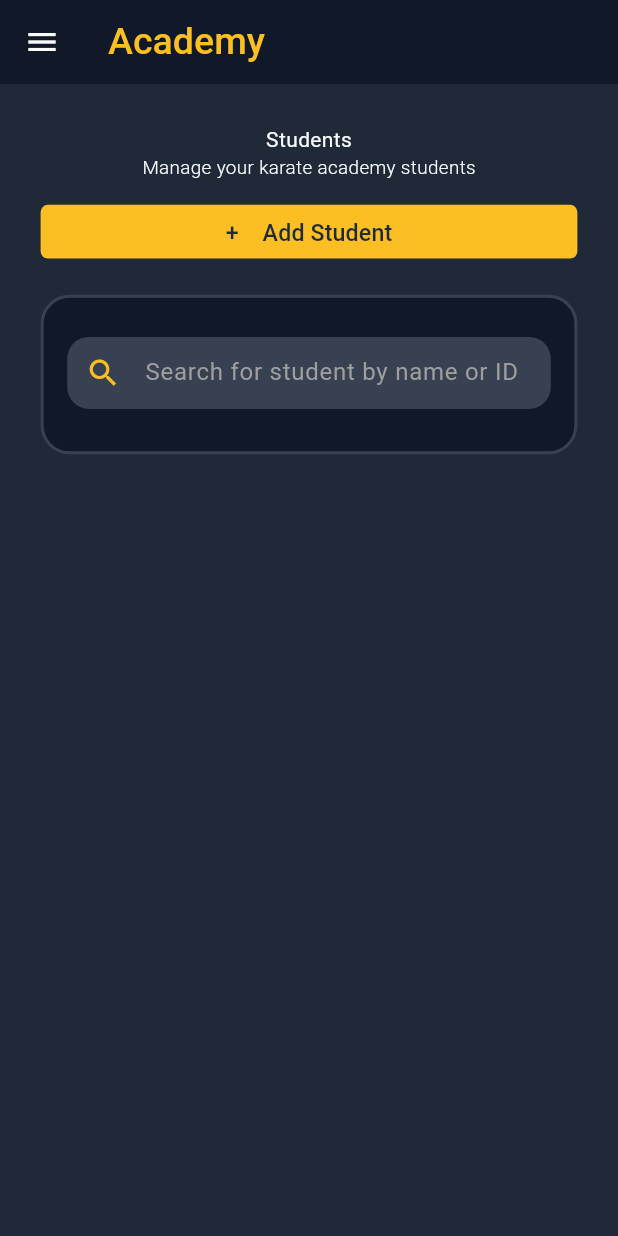
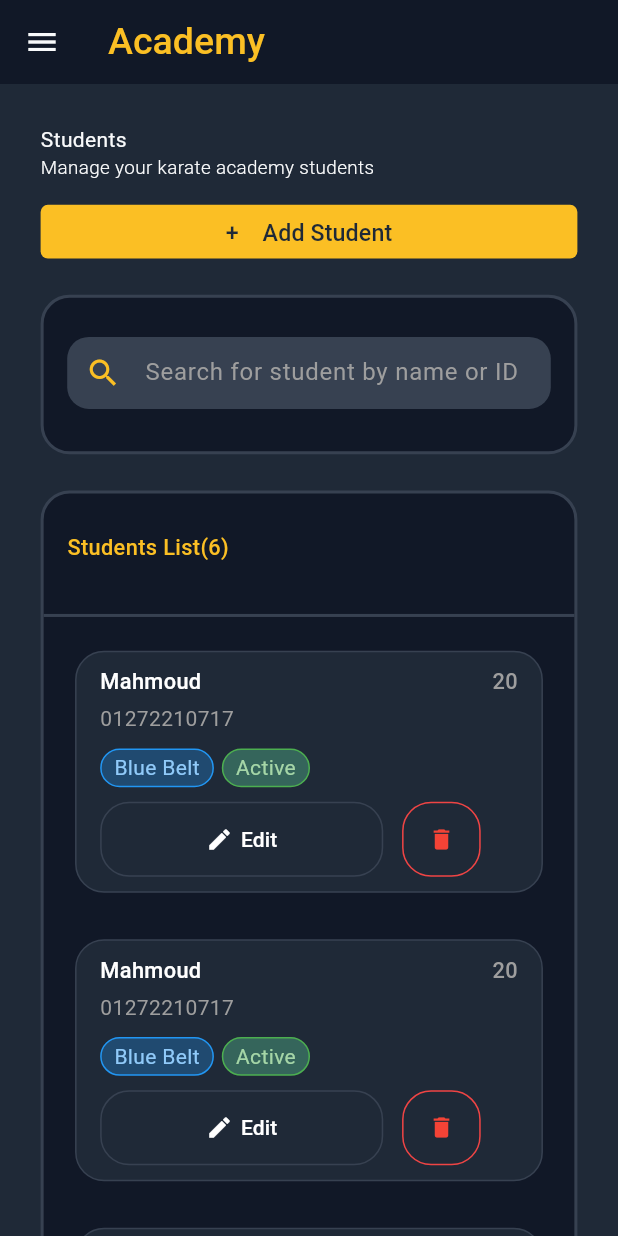
Before and after one commit to Mahfouz28/academy, a Flutter app: the screen it shows after launch, on a phone screen of 412 x 824 dp. Run offline on Flutter 3.47's test engine with Material 3 defaults, Android fonts, the phone set to English and light mode, and no system bars; our stand-ins replace flutter_screenutil.

Commit message:
add student list ui

```diff
--- /dev/null
+++ b/lib/core/widgets/custom_action_button.dart
@@ -0,0 +1,52 @@
+import 'package:flutter/material.dart';
+import 'package:flutter_screenutil/flutter_screenutil.dart';
+
+class CustomActionButton extends StatelessWidget {
+  final Color backgroundColor;
+  final Color borderColor;
+  final Color textColor;
+  final IconData icon;
+  final String? text;
+  final VoidCallback onPressed;
+  final int width;
+
+  const CustomActionButton({
+    super.key,
+    required this.backgroundColor,
+    required this.borderColor,
+    required this.textColor,
+    required this.icon,
+    this.text,
+    required this.onPressed,
+    required this.width,
+  });
+
+  @override
+  Widget build(BuildContext context) {
+    return Container(
+      width: width.w,
+
+      decoration: BoxDecoration(
+        color: backgroundColor,
+        border: Border.all(color: borderColor),
+        borderRadius: BorderRadius.circular(20.r),
+      ),
+      child: TextButton(
+        style: TextButton.styleFrom(
+          overlayColor: backgroundColor.withOpacity(0.2),
+        ),
+        onPressed: onPressed,
+        child: Row(
+          mainAxisAlignment: MainAxisAlignment.center,
+          children: [
+            Icon(icon, color: textColor),
+            if (text != null) ...[
+              SizedBox(width: 5.w),
+              Text(text!, style: TextStyle(color: textColor)),
+            ],
+          ],
+        ),
+      ),
+    );
+  }
+}
--- /dev/null
+++ b/lib/core/widgets/status_badge.dart
@@ -0,0 +1,34 @@
+import 'package:flutter/material.dart';
+import 'package:flutter_screenutil/flutter_screenutil.dart';
+
+class StatusBadge extends StatelessWidget {
+  final String? text;
+  final Color backgroundColor;
+  final Color borderColor;
+  final Color textColor;
+
+  const StatusBadge({
+    super.key,
+    this.text,
+    required this.backgroundColor,
+    required this.borderColor,
+    required this.textColor,
+  });
+
+  @override
+  Widget build(BuildContext context) {
+    return Container(
+      padding: EdgeInsets.symmetric(horizontal: 8.w, vertical: 2.h),
+      decoration: BoxDecoration(
+        color: backgroundColor,
+        borderRadius: BorderRadius.circular(20.r),
+        border: Border.all(color: borderColor),
+      ),
+      child: Center(
+        child: text != null
+            ? Text(text!, style: TextStyle(color: textColor))
+            : const SizedBox.shrink(),
+      ),
+    );
+  }
+}
--- a/lib/features/students/ui/page/students.dart
+++ b/lib/features/students/ui/page/students.dart
@@ -1,6 +1,7 @@
 import 'package:academy/core/themes/app_color.dart';
 import 'package:academy/features/students/ui/widgets/add_student.dart';
 import 'package:academy/features/students/ui/widgets/searche_bar.dart';
+import 'package:academy/features/students/ui/widgets/show_students.dart';
 import 'package:flutter/material.dart';
 import 'package:flutter_screenutil/flutter_screenutil.dart';
 
@@ -34,7 +35,7 @@ class Students extends StatelessWidget {
 
             child: Column(
               crossAxisAlignment: CrossAxisAlignment.start,
-              children: [AddStudent(), SearcheBar()],
+              children: [AddStudent(), SearcheBar(), ShowStudents()],
             ),
           ),
         ),
--- a/lib/features/students/ui/widgets/add_student.dart
+++ b/lib/features/students/ui/widgets/add_student.dart
@@ -8,6 +8,7 @@ class AddStudent extends StatelessWidget {
   @override
   Widget build(BuildContext context) {
     return Column(
+      crossAxisAlignment: CrossAxisAlignment.start,
       children: [
         Text('Students'),
         Text(
--- /dev/null
+++ b/lib/features/students/ui/widgets/show_students.dart
@@ -0,0 +1,92 @@
+import 'package:academy/core/themes/app_color.dart';
+import 'package:academy/core/widgets/custom_action_button.dart';
+import 'package:academy/core/widgets/status_badge.dart';
+import 'package:academy/features/students/ui/widgets/student_card.dart';
+import 'package:flutter/material.dart';
+import 'package:flutter_screenutil/flutter_screenutil.dart';
+
+class ShowStudents extends StatelessWidget {
+  const ShowStudents({super.key});
+
+  @override
+  Widget build(BuildContext context) {
+    return Container(
+      margin: EdgeInsets.only(top: 25.h),
+
+      width: double.infinity,
+
+      decoration: BoxDecoration(
+        color: AppColors.accentForeground,
+        borderRadius: BorderRadius.circular(20.r),
+        border: Border.all(color: AppColors.border, width: 2),
+      ),
+      child: Column(
+        children: [
+          Padding(
+            padding: EdgeInsets.symmetric(horizontal: 15.w, vertical: 27.h),
+            child: Align(
+              alignment: AlignmentGeometry.topLeft,
+              child: Text(
+                'Students List(6)',
+                style: TextStyle(
+                  fontSize: 15.sp,
+                  fontWeight: FontWeight.w500,
+                  color: AppColors.chart1,
+                ),
+              ),
+            ),
+          ),
+
+          Divider(color: AppColors.border, thickness: 2),
+          ListView.separated(
+            physics: const NeverScrollableScrollPhysics(),
+            shrinkWrap: true,
+            itemBuilder: (BuildContext context, int index) {
+              return StudentCard(
+                name: "Mahmoud",
+                age: 20,
+                phone: "01272210717",
+                badges: [
+                  StatusBadge(
+                    text: "Blue Belt",
+                    backgroundColor: Colors.blue.withOpacity(.3),
+                    borderColor: Colors.blue,
+                    textColor: Colors.blue.shade200,
+                  ),
+                  StatusBadge(
+                    text: "Active",
+                    backgroundColor: Colors.greenAccent.withOpacity(.3),
+                    borderColor: Colors.green,
+                    textColor: Colors.green.shade200,
+                  ),
+                ],
+                editButton: CustomActionButton(
+                  width: 180,
+                  backgroundColor: const Color(0xFF1F2937),
+                  borderColor: const Color(0xFF374151),
+                  textColor: Colors.white,
+                  icon: Icons.edit,
+                  text: 'Edit',
+                  onPressed: () => print("Edit clicked!"),
+                ),
+                deleteButton: CustomActionButton(
+                  width: 50,
+                  backgroundColor: const Color(0xFF1F2937),
+                  borderColor: AppColors.destructive,
+                  textColor: Colors.red,
+                  icon: Icons.delete,
+                  text: null,
+                  onPressed: () => print("Delete clicked!"),
+                ),
+              );
+            },
+            separatorBuilder: (BuildContext context, int index) {
+              return SizedBox.shrink();
+            },
+            itemCount: 6,
+          ),
+        ],
+      ),
+    );
+  }
+}
--- /dev/null
+++ b/lib/features/students/ui/widgets/status_badge.dart
@@ -0,0 +1 @@
+// TODO Implement this library.
--- /dev/null
+++ b/lib/features/students/ui/widgets/student_card.dart
@@ -0,0 +1,81 @@
+import 'package:academy/core/widgets/custom_action_button.dart';
+import 'package:academy/core/widgets/status_badge.dart';
+import 'package:flutter/material.dart';
+import 'package:flutter_screenutil/flutter_screenutil.dart';
+
+class StudentCard extends StatelessWidget {
+  final String name;
+  final int age;
+  final String phone;
+  final List<StatusBadge> badges;
+  final CustomActionButton editButton;
+  final CustomActionButton deleteButton;
+  final Color backgroundColor;
+  final Color borderColor;
+
+  const StudentCard({
+    super.key,
+    required this.name,
+    required this.age,
+    required this.phone,
+    required this.badges,
+    required this.editButton,
+    required this.deleteButton,
+    this.backgroundColor = const Color(0xFF1F2937),
+    this.borderColor = const Color(0xFF374151),
+  });
+
+  @override
+  Widget build(BuildContext context) {
+    return Container(
+      margin: EdgeInsets.symmetric(vertical: 16.h, horizontal: 20.w),
+      decoration: BoxDecoration(
+        color: backgroundColor,
+        borderRadius: BorderRadius.circular(20.r),
+        border: Border.all(color: borderColor),
+      ),
+      child: Padding(
+        padding: EdgeInsets.symmetric(horizontal: 15.w, vertical: 10.h),
+        child: Column(
+          crossAxisAlignment: CrossAxisAlignment.start,
+          children: [
+            Row(
+              mainAxisAlignment: MainAxisAlignment.spaceBetween,
+              children: [
+                Text(
+                  name,
+                  style: TextStyle(
+                    fontSize: 15.sp,
+                    fontWeight: FontWeight.w500,
+                    color: Colors.white,
+                  ),
+                ),
+                Text(
+                  age.toString(),
+                  style: TextStyle(
+                    fontSize: 15.sp,
+                    fontWeight: FontWeight.w500,
+                    color: Colors.grey,
+                  ),
+                ),
+              ],
+            ),
+            4.verticalSpace,
+            Text(phone, style: TextStyle(color: Colors.grey)),
+            10.verticalSpace,
+            Row(
+              children: [
+                for (int i = 0; i < badges.length; i++) ...[
+                  badges[i],
+                  if (i != badges.length - 1) 5.horizontalSpace,
+                ],
+              ],
+            ),
+            10.verticalSpace,
+            Row(children: [editButton, 12.horizontalSpace, deleteButton]),
+          ],
+        ),
+      ),
+    );
+  }
+}
```
